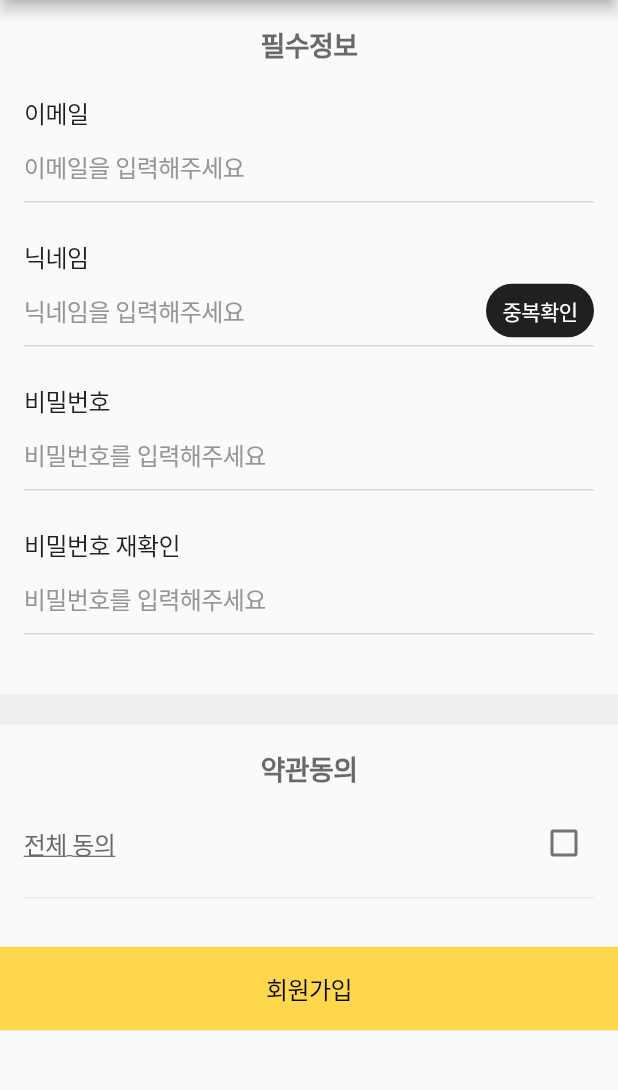
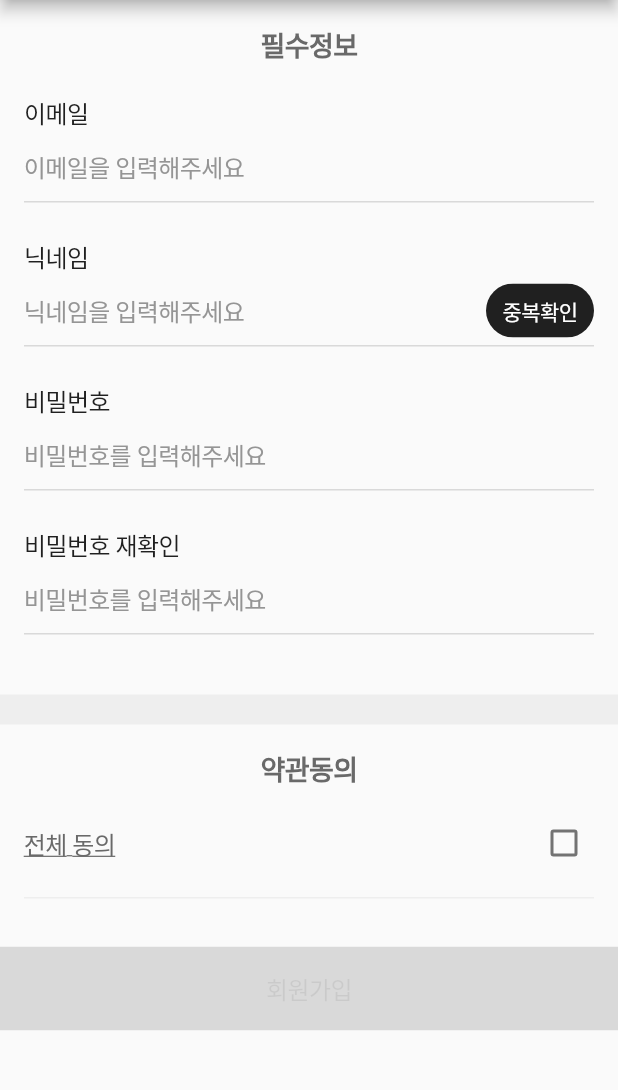
Before and after one commit to helloyeseul/yamyam, a Flutter app: the JoinScreen screen opened by its route, on a phone screen of 412 x 824 dp, the part 84-1174 px from its top. Run offline on Flutter 3.47's test engine with Material 2 defaults, Android fonts, the phone set to English and light mode, and no system bars; our stand-ins replace dio, flutter_svg, get, google_fonts, retrofit, shared_preferences and 1 more; accounts and stored records are empty; generated files the repository leaves out were written again.

Commit message:
회원가입, 메일인증, 로그인 화면 폼 empty 여부 체크하여 버튼 활성화/비활성화

```diff
--- a/lib/data/repository/user/login/user_login_repository.dart
+++ b/lib/data/repository/user/login/user_login_repository.dart
@@ -9,7 +9,7 @@ abstract class UserLoginRepository {
 
   Future<void> join(UserJoinModel model);
 
-  Future<String> verify(UserVerifyModel model);
+  Future<bool> verify(UserVerifyModel model);
 
   Future<String> resendAuthCode(String email);
 
--- a/lib/data/repository/user/login/user_login_repository_impl.dart
+++ b/lib/data/repository/user/login/user_login_repository_impl.dart
@@ -43,11 +43,11 @@ class UserLoginRepositoryImpl implements UserLoginRepository {
   }
 
   @override
-  Future<String> verify(UserVerifyModel model) => api
+  Future<bool> verify(UserVerifyModel model) => api
           .verify(model.toRequest())
           .then(
-            (response) => saveTokens(response.data)
-                .then((_) => Future.value('* 인증되었습니다!')),
+            (response) =>
+                saveTokens(response.data).then((_) => Future.value(true)),
           )
           .onError((error, stackTrace) {
         if (error is DioError) {
--- a/lib/view/screens/join/join_controller.dart
+++ b/lib/view/screens/join/join_controller.dart
@@ -24,6 +24,18 @@ class JoinController extends GetxController {
   final _joinForm = JoinForm().obs;
 
   JoinForm get joinForm => _joinForm.value;
+
+  final _isFormCompleted = false.obs;
+
+  bool get isFormCompleted => _isFormCompleted.isTrue;
+
+  @override
+  void onInit() {
+    super.onInit();
+    ever(_joinForm, (_) {
+      _isFormCompleted.value = joinForm.isFormCompleted;
+    });
+  }
 
   void onEmailChanged(String value) {
     _joinForm.update((form) {
--- a/lib/view/screens/join/join_form.dart
+++ b/lib/view/screens/join/join_form.dart
@@ -4,12 +4,6 @@ import 'package:yamstack/data/repository/user/login/model/user_join_model.dart';
 import 'package:yamstack/extensions/string_helper.dart';
 
 class JoinForm {
-  static const String _emailFormatErrorMessage = '* 이메일 형식이 올바르지 않습니다.';
-  static const String _nameFormatError = '* 닉네임은 한글, 영어, 숫자만 가능합니다.';
-  static const String _passwordFormatError =
-      '* 비밀번호는 영문, 숫자, 특수문자를 포함하여 8~16자리로 설정해주세요.';
-  static const String _passwordRepeatError = '* 비밀번호가 일치하지 않습니다';
-
   String? _email;
   String? _name;
   String? _password;
@@ -26,6 +20,12 @@ class JoinForm {
   String? get name => _name;
 
   String? get email => _email;
+
+  bool get isFormCompleted =>
+      _email?.isNotEmpty == true &&
+      _name?.isNotEmpty == true &&
+      _password?.isNotEmpty == true &&
+      _passwordRepeat?.isNotEmpty == true;
 
   set email(String? value) {
     if (value != null && value.isNotEmpty && value.isNotEmail) {
@@ -78,4 +78,10 @@ class JoinForm {
         name: _name!,
         password: _password!,
       );
+
+  static const String _emailFormatErrorMessage = '* 이메일 형식이 올바르지 않습니다.';
+  static const String _nameFormatError = '* 닉네임은 한글, 영어, 숫자만 가능합니다.';
+  static const String _passwordFormatError =
+      '* 영문,숫자,특수문자를 포함하여 8~16자리로 설정해주세요.';
+  static const String _passwordRepeatError = '* 비밀번호가 일치하지 않습니다';
 }
--- a/lib/view/screens/join/join_screen.dart
+++ b/lib/view/screens/join/join_screen.dart
@@ -166,11 +166,20 @@ class JoinScreen extends GetView<JoinController> {
                 child: SizedBox(
                   height: 56,
                   width: 500,
-                  child: RoundButton(
-                    onPressed: controller.onPressJoin,
-                    text: '회원가입',
-                    borderRadius: 0.0,
-                    backgroundColor: ColorResource.yellow,
+                  child: Obx(
+                    () => RoundButton(
+                      onPressed: controller.isFormCompleted
+                          ? controller.onPressJoin
+                          : null,
+                      text: '회원가입',
+                      borderRadius: 0.0,
+                      backgroundColor: controller.isFormCompleted
+                          ? ColorResource.yellow
+                          : ColorResource.grey_0xffd9d9d9,
+                      textColor: controller.isFormCompleted
+                          ? ColorResource.white
+                          : ColorResource.black_0xff202020.withAlpha(20),
+                    ),
                   ),
                 ),
               ),
--- a/lib/view/screens/signin/sign_in_form.dart
+++ b/lib/view/screens/signin/sign_in_form.dart
@@ -4,7 +4,7 @@ class SignInForm {
   String email = '';
   String password = '';
 
-  bool get isFormNotEmpty => email.isNotEmpty && password.isNotEmpty;
+  bool get isFormCompleted => email.isNotEmpty && password.isNotEmpty;
 
   UserSignInModel toModel() =>
       UserSignInModel(email: email, password: password);
--- a/lib/view/screens/signin/sign_in_screen.dart
+++ b/lib/view/screens/signin/sign_in_screen.dart
@@ -44,14 +44,14 @@ class SignInScreen extends GetView<SignInController> {
               const SizedBox(height: 56),
               Obx(
                 () => RoundButton(
-                  onPressed: controller.isFormNotEmpty
+                  onPressed: controller.isFormCompleted
                       ? controller.onSignInButtonClicked
                       : null,
                   text: '로그인',
-                  backgroundColor: controller.isFormNotEmpty
+                  backgroundColor: controller.isFormCompleted
                       ? ColorResource.yellow
                       : ColorResource.grey_0xffd9d9d9,
-                  textColor: controller.isFormNotEmpty
+                  textColor: controller.isFormCompleted
                       ? ColorResource.white
                       : ColorResource.black_0xff202020.withAlpha(20),
                 ),
--- a/lib/view/screens/verify/verify_form.dart
+++ b/lib/view/screens/verify/verify_form.dart
@@ -9,6 +9,8 @@ class VerifyForm {
 
   String? authCodeError;
 
+  bool isAuthCodeVerified = false;
+
   void validateInput() {
     assert(
       authCode != null && authCode!.length == 6,
```
Also changed, not shown: lib/view/screens/signin/sign_in_controller.dart (+5 -3 lines), lib/view/screens/verify/verify_controller.dart (+9 -3 lines), lib/view/screens/verify/verify_screen.dart (+14 -5 lines), lib/view/screens/welcome/welcome_controller.dart (+6 -1 lines), lib/view/screens/welcome/welcome_screen.dart (+8 -5 lines).
